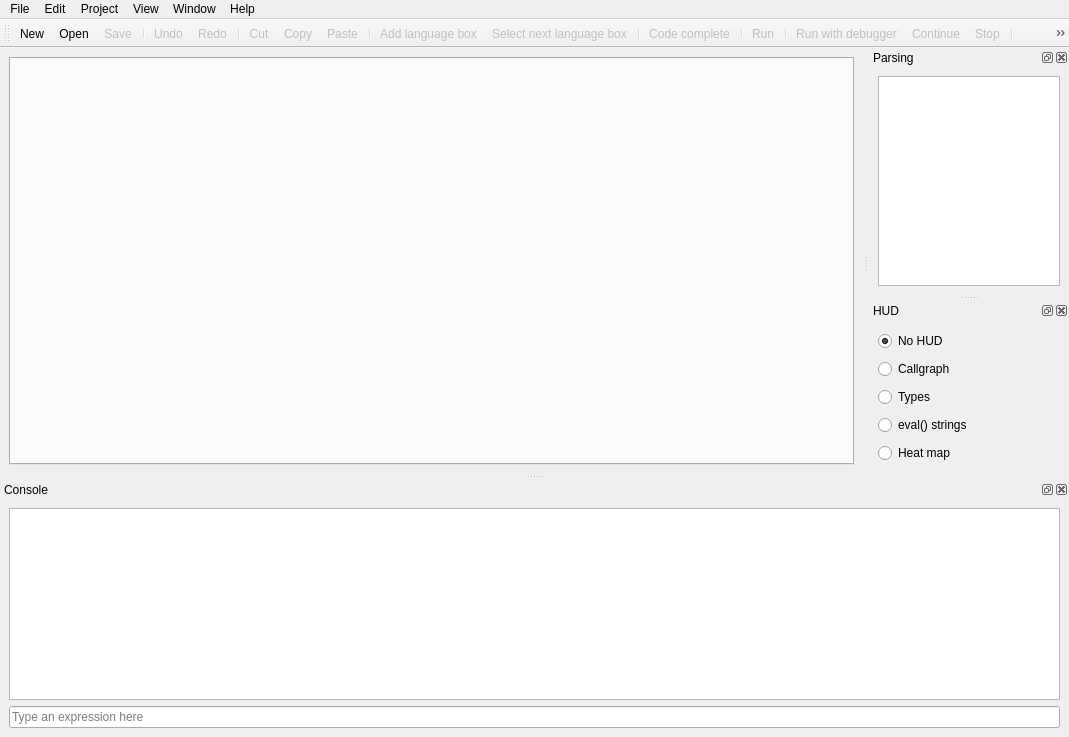
Above: lib/eco/gui/gui.ui from softdevteam/eco before the change. Below: the same form after it.
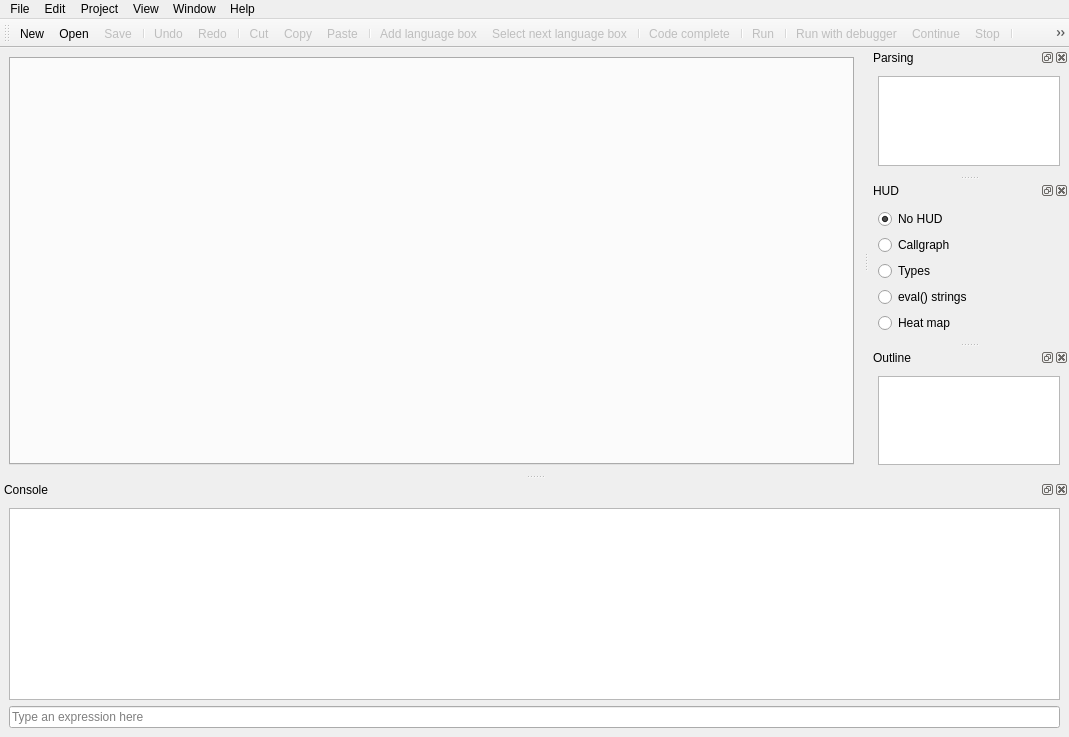
That is the form after the change. Icons and pictures are not drawn.

Commit message: Simple AST outline viewer using namebinding rules

Diff of the .ui file:
```diff
--- a/lib/eco/gui/gui.ui
+++ b/lib/eco/gui/gui.ui
@@ -328,6 +328,30 @@
     </layout>
    </widget>
   </widget>
+  <widget class="QDockWidget" name="dockWidget_4">
+   <property name="windowTitle">
+    <string>Outline</string>
+   </property>
+   <attribute name="dockWidgetArea">
+    <number>2</number>
+   </attribute>
+   <widget class="QWidget" name="dockWidgetContents_4">
+    <layout class="QGridLayout" name="gridLayout_2">
+     <item row="0" column="0">
+      <widget class="QTreeWidget" name="tw_astoutline">
+       <attribute name="headerVisible">
+        <bool>false</bool>
+       </attribute>
+       <column>
+        <property name="text">
+         <string notr="true">1</string>
+        </property>
+       </column>
+      </widget>
+     </item>
+    </layout>
+   </widget>
+  </widget>
   <action name="actionImport">
    <property name="icon">
     <iconset theme="document-import">
```
The commit also changes 4 other files.
